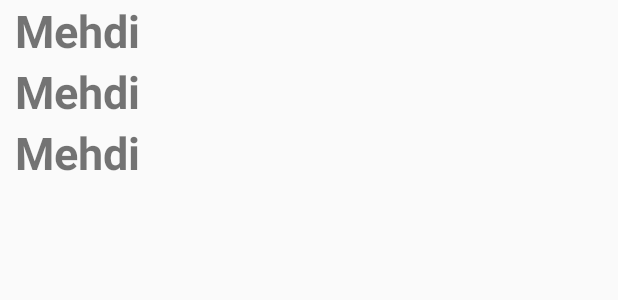
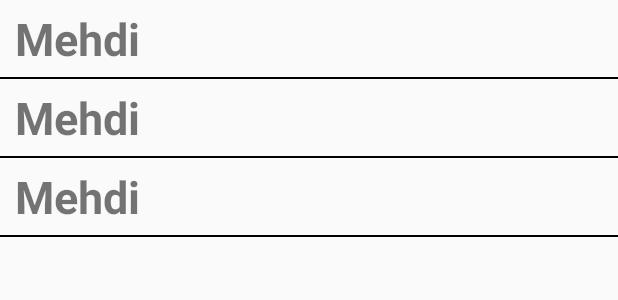
Before and after one commit to Mehdi-KHALFALLAH/Kotlin-Chat-App, an Android app: the layout activity_main.xml on its own in the app's theme, with its tools: preview values and no code run, on a phone screen of 412 x 824 dp. Shown: the top 300 px of the screen. Run offline under Robolectric (Android 15) with nearby library versions, the phone set to English and light mode, and no system bars.

```diff
--- a/app/build.gradle
+++ b/app/build.gradle
@@ -41,6 +41,7 @@ dependencies {
     implementation 'androidx.constraintlayout:constraintlayout:2.1.4'
     implementation 'com.google.firebase:firebase-auth:21.0.6'
     implementation 'com.google.firebase:firebase-auth-ktx:21.0.6'
+    implementation 'com.google.firebase:firebase-database-ktx:20.0.5'
     testImplementation 'junit:junit:4.13.2'
     androidTestImplementation 'androidx.test.ext:junit:1.1.3'
     androidTestImplementation 'androidx.test.espresso:espresso-core:3.4.0'
--- a/app/src/main/res/layout/activity_main.xml
+++ b/app/src/main/res/layout/activity_main.xml
@@ -7,6 +7,7 @@
     tools:context=".MainActivity">
 
     <androidx.recyclerview.widget.RecyclerView
+        android:id="@+id/userRecyclerView"
         android:layout_width="match_parent"
         android:layout_height="match_parent"
         app:layout_constraintBottom_toBottomOf="parent"
--- a/app/src/main/res/layout/user_layout.xml
+++ b/app/src/main/res/layout/user_layout.xml
@@ -4,12 +4,20 @@
     android:layout_height="wrap_content">
 
         <TextView
+            android:layout_marginTop="5dp"
+            android:id="@+id/txt_name"
             android:layout_width="match_parent"
             android:layout_height="wrap_content"
             android:text="Mehdi"
             android:textSize="30sp"
             android:textStyle="bold"
             android:layout_marginLeft="10dp"/>
+        <View
+            android:layout_below="@id/txt_name"
+            android:layout_marginTop="5dp"
+            android:layout_width="match_parent"
+            android:layout_height="1dp"
+            android:background="@color/black"/>
 
 
 </RelativeLayout>
```
Also changed, not shown: app/src/main/java/com/example/kotlin_chat_app/MainActivity.kt (+9 -0 lines), app/src/main/java/com/example/kotlin_chat_app/Signup.kt (+15 -2 lines), app/src/main/java/com/example/kotlin_chat_app/UserAdapter.kt (added, +33 -0 lines).
